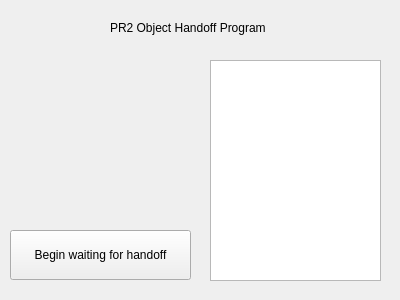
The window that rqt_pr2_hand_syntouch_sensor_interface/resource/objecthandoff.ui (BigMacStorm/PR2_hapticSensorResearch) describes before a commit, drawn with Qt 5.
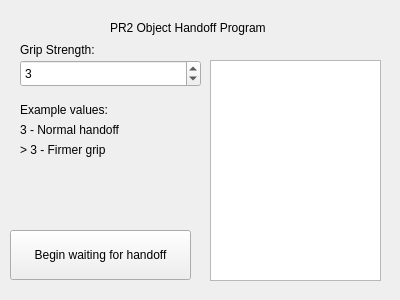
The same window after the commit.

```diff
--- a/rqt_pr2_hand_syntouch_sensor_interface/resource/objecthandoff.ui
+++ b/rqt_pr2_hand_syntouch_sensor_interface/resource/objecthandoff.ui
@@ -52,6 +52,74 @@
     <string/>
    </property>
   </widget>
+  <widget class="QLabel" name="label_3">
+   <property name="geometry">
+    <rect>
+     <x>20</x>
+     <y>100</y>
+     <width>181</width>
+     <height>20</height>
+    </rect>
+   </property>
+   <property name="text">
+    <string>Example values:</string>
+   </property>
+  </widget>
+  <widget class="QLabel" name="label_4">
+   <property name="geometry">
+    <rect>
+     <x>20</x>
+     <y>120</y>
+     <width>181</width>
+     <height>20</height>
+    </rect>
+   </property>
+   <property name="text">
+    <string>3 - Normal handoff</string>
+   </property>
+  </widget>
+  <widget class="QSpinBox" name="spinBox">
+   <property name="geometry">
+    <rect>
+     <x>20</x>
+     <y>60</y>
+     <width>181</width>
+     <height>27</height>
+    </rect>
+   </property>
+   <property name="maximum">
+    <number>500</number>
+   </property>
+   <property name="value">
+    <number>3</number>
+   </property>
+  </widget>
+  <widget class="QLabel" name="label_5">
+   <property name="geometry">
+    <rect>
+     <x>20</x>
+     <y>140</y>
+     <width>181</width>
+     <height>20</height>
+    </rect>
+   </property>
+   <property name="text">
+    <string>&gt; 3 - Firmer grip</string>
+   </property>
+  </widget>
+  <widget class="QLabel" name="label_2">
+   <property name="geometry">
+    <rect>
+     <x>20</x>
+     <y>40</y>
+     <width>101</width>
+     <height>20</height>
+    </rect>
+   </property>
+   <property name="text">
+    <string>Grip Strength:</string>
+   </property>
+  </widget>
  </widget>
  <resources/>
  <connections/>
```
